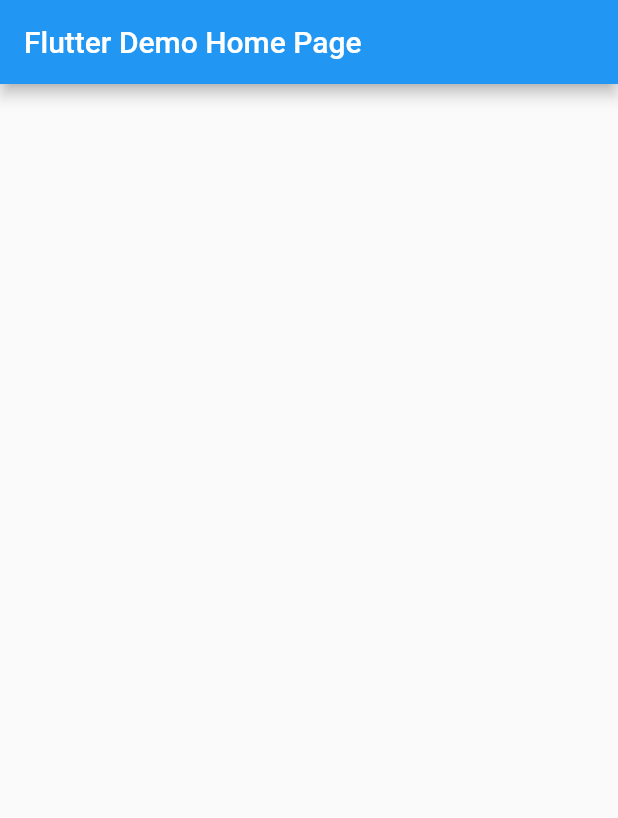
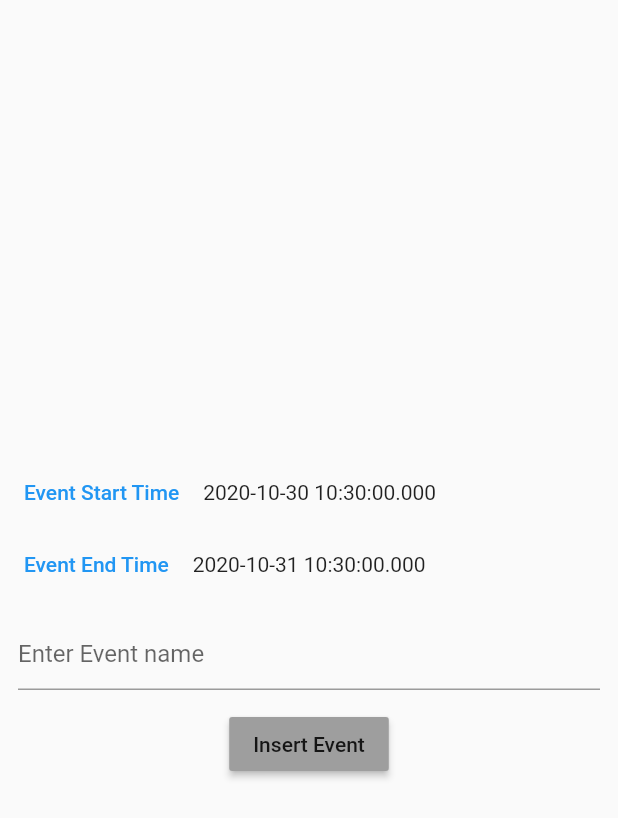
Before and after one commit to wes-gourh/FlutterEventCalendar, a Flutter app: the screen it shows after launch, on a phone screen of 412 x 824 dp. Shown: the top 818 px of the screen. Run offline on Flutter 3.47's test engine with Material 2 defaults, Android fonts, the phone set to English and light mode, and no system bars; our stand-ins replace flutter_datetime_picker, googleapis_auth; missing offline and left inert: googleapis.

Commit message:
Updated pubspec. Added Home and CalendarClient

```diff
--- /dev/null
+++ b/lib/CalendarClient.dart
@@ -0,0 +1,89 @@
+import 'dart:developer';
+
+import "package:googleapis_auth/auth_io.dart";
+import 'package:googleapis/calendar/v3.dart';
+import 'package:url_launcher/url_launcher.dart';
+
+class CalendarClient {
+  static const _scopes = const [CalendarApi.CalendarScope];
+
+  insert(title, startTime, endTime) {
+    var _clientID = new ClientId(
+        "183256683678-407fpo1rk8qc736ctnhs28ohmndiqt14.apps.googleusercontent.com",
+        "");
+    clientViaUserConsent(_clientID, _scopes, prompt).then((AuthClient client) {
+      var calendar = CalendarApi(client);
+      calendar.calendarList.list().then((value) => print("VAL________$value"));
+
+      String calendarId = "primary";
+      Event event = Event(); // Create object of event
+
+      EventDateTime start = new EventDateTime();
+      start.dateTime = startTime;
+      start.timeZone = "GMT+05:00";
+      event.start = start;
+
+      EventDateTime end = new EventDateTime();
+      end.timeZone = "GMT+05:00";
+      end.dateTime = endTime;
+      event.end = end;
+
+      event.summary = title;
+      log('Before pop up');
+
+//       EventReminder[] reminderOverrides = new EventReminder[] {
+//     new EventReminder().setMethod("email").setMinutes(24 * 60),
+//     new EventReminder().setMethod("popup").setMinutes(10),
+// };
+// Event.Reminders reminders = new Event.Reminders()
+//     .setUseDefault(false)
+//     .setOverrides(Arrays.asList(reminderOverrides));
+// event.setReminders(reminders);
+
+      EventReminder e1 = new EventReminder();
+      e1.method = "popup";
+      e1.minutes = 60;
+
+      List<EventReminder> eList = new List<EventReminder>();
+      eList.add(e1);
+
+      EventReminders ers = new EventReminders();
+      ers.useDefault = false;
+      ers.overrides = eList;
+
+      event.reminders = ers;
+
+      // event.reminders.useDefault = false;
+      log('After pop up 0');
+      // event.reminders.overrides[0].method = "popup";
+      log('After pop up 1');
+      // event.reminders.overrides[0].minutes = 1;
+      // event.reminders = remArr;
+      log('After pop up 2');
+      try {
+        calendar.events.insert(event, calendarId).then((value) {
+          print("ADDEDDD_________________${value.status}");
+          if (value.status == "confirmed") {
+            log('Event added in google calendar');
+          } else {
+            log("Unable to add event in google calendar");
+          }
+        });
+      } catch (e) {
+        log('Error creating event $e');
+      }
+    });
+  }
+
+  void prompt(String url) async {
+    print("Please go to the following URL and grant access:");
+    print("  => $url");
+    print("");
+
+    if (await canLaunch(url)) {
+      await launch(url);
+    } else {
+      throw 'Could not launch $url';
+    }
+  }
+}
--- /dev/null
+++ b/lib/Home.dart
@@ -0,0 +1,97 @@
+import 'package:flutter/material.dart';
+import 'package:flutter_datetime_picker/flutter_datetime_picker.dart';
+
+import './CalendarClient.dart';
+
+class Home extends StatefulWidget {
+  @override
+  _HomeState createState() => _HomeState();
+}
+
+class _HomeState extends State<Home> {
+  CalendarClient calendarClient = CalendarClient();
+  DateTime startTime = DateTime.now();
+  DateTime endTime = DateTime.now().add(Duration(days: 1));
+  TextEditingController _eventName = TextEditingController();
+
+  _body(BuildContext context) {
+    return Center(
+      child: Column(
+        mainAxisAlignment: MainAxisAlignment.center,
+        children: <Widget>[
+          Row(
+            children: <Widget>[
+              FlatButton(
+                  onPressed: () {
+                    DatePicker.showDateTimePicker(context,
+                        showTitleActions: true,
+                        minTime: DateTime(2019, 3, 5),
+                        maxTime: DateTime(2200, 6, 7), onChanged: (date) {
+                      print('change $date');
+                    }, onConfirm: (date) {
+                      setState(() {
+                        this.startTime = date;
+                      });
+                    }, currentTime: DateTime.now(), locale: LocaleType.en);
+                  },
+                  child: Text(
+                    'Event Start Time',
+                    style: TextStyle(color: Colors.blue),
+                  )),
+              Text('$startTime'),
+            ],
+          ),
+          Row(
+            children: <Widget>[
+              FlatButton(
+                  onPressed: () {
+                    DatePicker.showDateTimePicker(context,
+                        showTitleActions: true,
+                        minTime: DateTime(2019, 3, 5),
+                        maxTime: DateTime(2200, 6, 7), onChanged: (date) {
+                      print('change $date');
+                    }, onConfirm: (date) {
+                      setState(() {
+                        this.endTime = date;
+                      });
+                    }, currentTime: DateTime.now(), locale: LocaleType.en);
+                  },
+                  child: Text(
+                    'Event End Time',
+                    style: TextStyle(color: Colors.blue),
+                  )),
+              Text('$endTime'),
+            ],
+          ),
+          Padding(
+            padding: const EdgeInsets.all(12.0),
+            child: TextField(
+              controller: _eventName,
+              decoration: InputDecoration(hintText: 'Enter Event name'),
+            ),
+          ),
+          RaisedButton(
+              child: Text(
+                'Insert Event',
+              ),
+              color: Colors.grey,
+              onPressed: () {
+                //log('add event pressed');
+                calendarClient.insert(
+                  _eventName.text,
+                  startTime,
+                  endTime,
+                );
+              }),
+        ],
+      ),
+    );
+  }
+
+  @override
+  Widget build(BuildContext context) {
+    return Scaffold(
+      body: _body(context),
+    );
+  }
+}
--- a/lib/main.dart
+++ b/lib/main.dart
@@ -1,41 +1,14 @@
 import 'package:flutter/material.dart';
 
+import './Home.dart';
+
 void main() {
-  runApp(MyApp());
+  runApp(MaterialApp(
+    title: 'Calendar App',
+    theme: ThemeData(
+      primarySwatch: Colors.purple,
+    ),
+    debugShowCheckedModeBanner: false,
+    home: Home(),
+  ));
 }
-
-class MyApp extends StatelessWidget {
-  // This widget is the root of your application.
-  @override
-  Widget build(BuildContext context) {
-    return MaterialApp(
-      title: 'Flutter Demo',
-      theme: ThemeData(
-        primarySwatch: Colors.blue,
-      ),
-      home: MyHomePage(title: 'Flutter Demo Home Page'),
-    );
-  }
-}
-
-class MyHomePage extends StatefulWidget {
-  MyHomePage({Key key, this.title}) : super(key: key);
-
-  final String title;
-
-  @override
-  _MyHomePageState createState() => _MyHomePageState();
-}
-
-class _MyHomePageState extends State<MyHomePage> {
-  @override
-  Widget build(BuildContext context) {
-    return Scaffold(
-      appBar: AppBar(
-        // Here we take the value from the MyHomePage object that was created by
-        // the App.build method, and use it to set our appbar title.
-        title: Text(widget.title),
-      ),
-    ); // This trailing comma makes auto-formatting nicer for build methods.
-  }
-}
--- a/pubspec.yaml
+++ b/pubspec.yaml
@@ -28,6 +28,11 @@ dependencies:
   # The following adds the Cupertino Icons font to your application.
   # Use with the CupertinoIcons class for iOS style icons.
   cupertino_icons: ^1.0.0
+  googleapis: ^0.55.0
+  googleapis_auth: ^0.2.12
+  url_launcher: ^5.5.0
+  flutter_datetime_picker: ^1.3.8
+  flutter_svg: ^0.19.1
 
 dev_dependencies:
   flutter_test:
```
Also changed, not shown: pubspec.lock, 1 other file.
